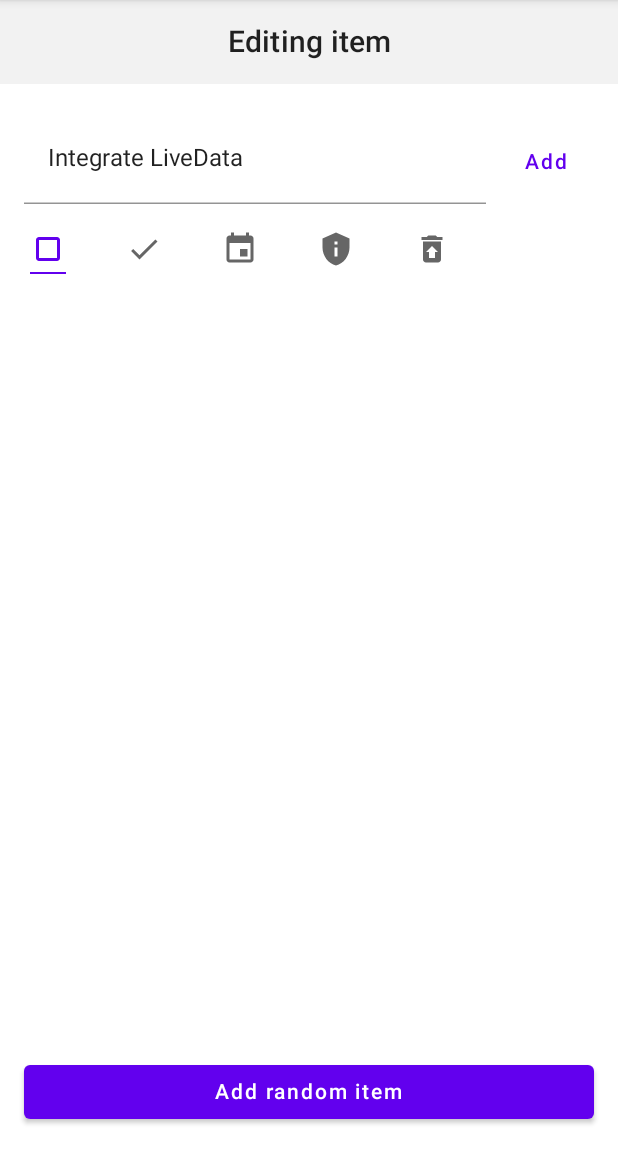
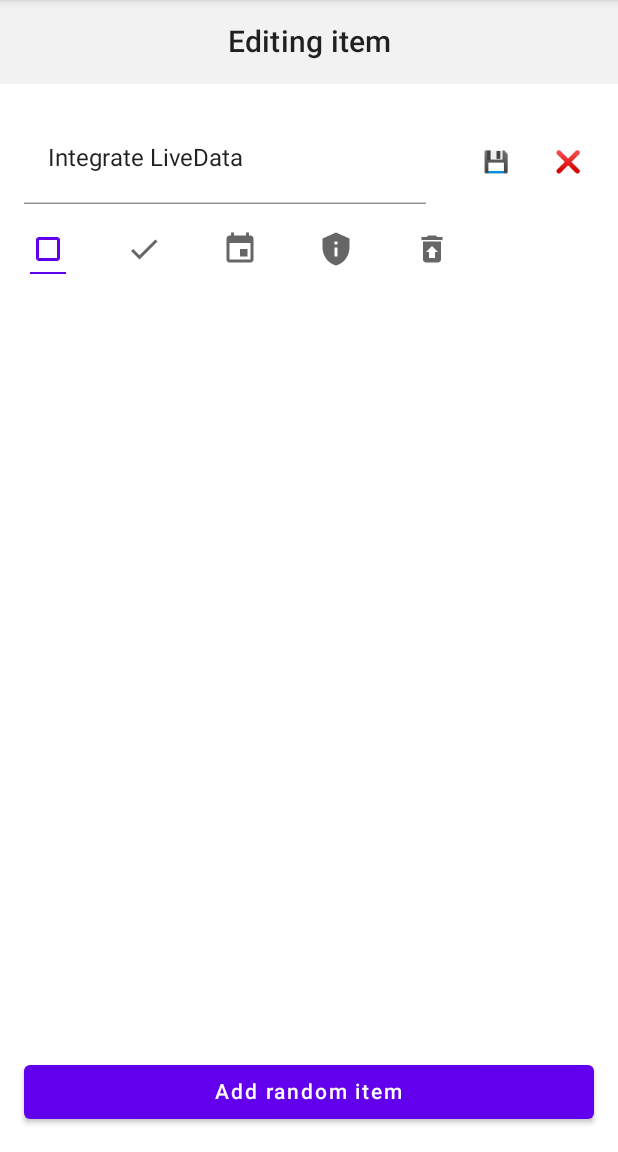
Before and after one commit to LeeYoonSam/Compose-using-state, an Android app built with Jetpack Compose: the screen it shows after launch (TodoActivity), after a tap on "Integrate LiveData", on a phone screen of 412 x 824 dp, the part 84-1236 px from its top. Run offline under Robolectric (Android 15) with nearby library versions, the phone set to English and light mode, and no system bars; our stand-ins replace livedata-compose; 1 other tap on this screen came first.

Commit message:
slot 을 사용해서 Composable 을 파라미터로 넘겨서 재활용

```diff
--- a/app/src/main/java/com/ys/bup/state/todo/TodoScreen.kt
+++ b/app/src/main/java/com/ys/bup/state/todo/TodoScreen.kt
@@ -124,14 +124,34 @@ fun TodoItemInlineEditor(
     item: TodoItem,
     onEditItemChange: (TodoItem) -> Unit,
     onEditDone: () -> Unit,
-    onRemoveItem: (TodoItem) -> Unit
+    onRemoveItem: () -> Unit
 ) = TodoItemInput(
     text = item.task,
     onTextChange = { onEditItemChange(item.copy(task = it)) },
     icon = item.icon,
     onIconChange = { onEditItemChange(item.copy(icon = it)) },
     submit = onEditDone,
-    iconsVisible = true
+    iconsVisible = true,
+    buttonSlot = {
+        Row {
+            val shrinkButtons = Modifier.widthIn(20.dp)
+            TextButton(onClick = onEditDone, modifier = shrinkButtons) {
+                Text(
+                    text = "\uD83D\uDCBE", // floppy disk
+                    textAlign = TextAlign.End,
+                    modifier = Modifier.width(30.dp)
+                )
+            }
+
+            TextButton(onClick = onRemoveItem, modifier = shrinkButtons) {
+                Text(
+                    text = "❌",
+                    textAlign = TextAlign.End,
+                    modifier = Modifier.width(30.dp)
+                )
+            }
+        }
+    }
 )
 
 @Composable
@@ -152,7 +172,13 @@ fun TodoItemEntryInput(onItemComplete: (TodoItem) -> Unit) {
         onIconChange = setIcon,
         submit = submit,
         iconsVisible = iconsVisible
-    )
+    ) {
+        TodoEditButton(
+            onClick = submit, // pass the submit callback to TodoEditButton
+            text = "Add",
+            enabled = text.isNotBlank()
+        )
+    }
 }
 
 @Composable
@@ -162,7 +188,8 @@ fun TodoItemInput(
     icon: TodoIcon,
     onIconChange: (TodoIcon) -> Unit,
     submit: () -> Unit,
-    iconsVisible: Boolean
+    iconsVisible: Boolean,
+    buttonSlot: @Composable () -> Unit
 ) {
     Column {
         Row(
@@ -179,12 +206,8 @@ fun TodoItemInput(
                 onImeAction = submit // pass the submit callback to TodoInputText
             )
 
-            TodoEditButton(
-                onClick = submit, // pass the submit callback to TodoEditButton
-                text = "Add",
-                modifier = Modifier.align(Alignment.CenterVertically),
-                enabled = text.isNotBlank()
-            )
+            Spacer(modifier = Modifier.width(8.dp))
+            Box(modifier = Modifier.align(Alignment.CenterVertically)) { buttonSlot() }
         }
 
         if (iconsVisible) {
```
